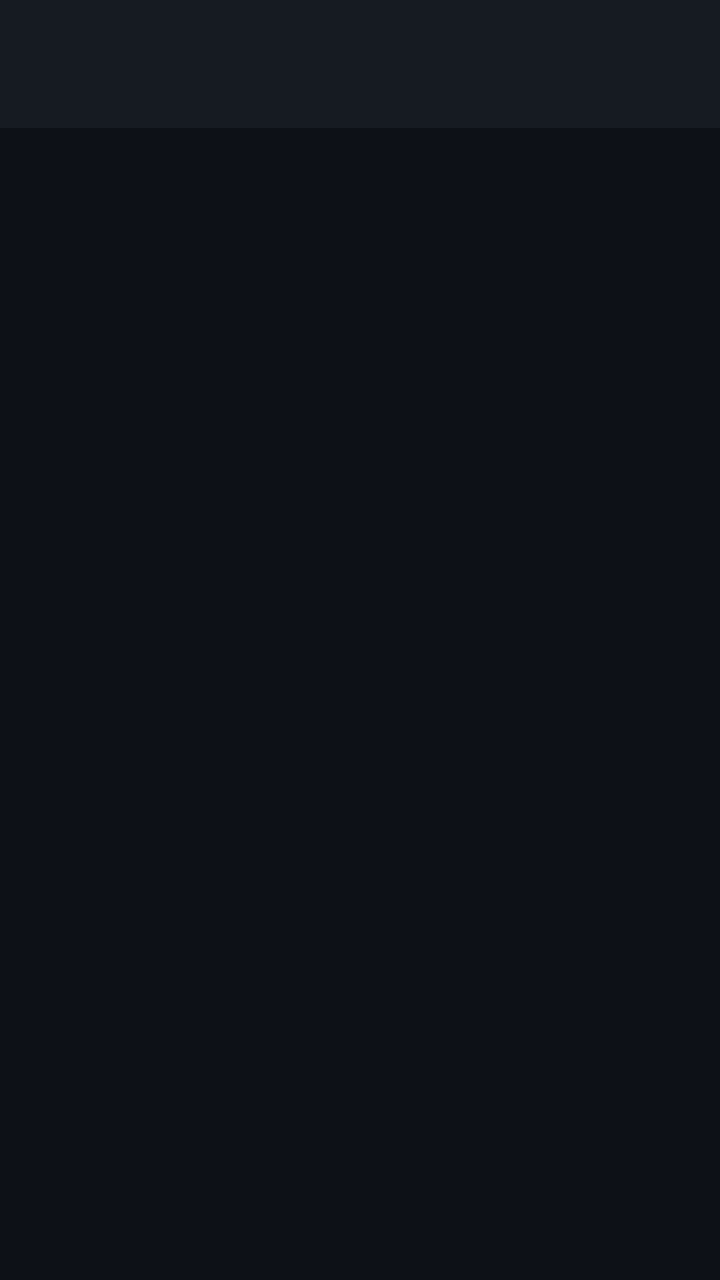
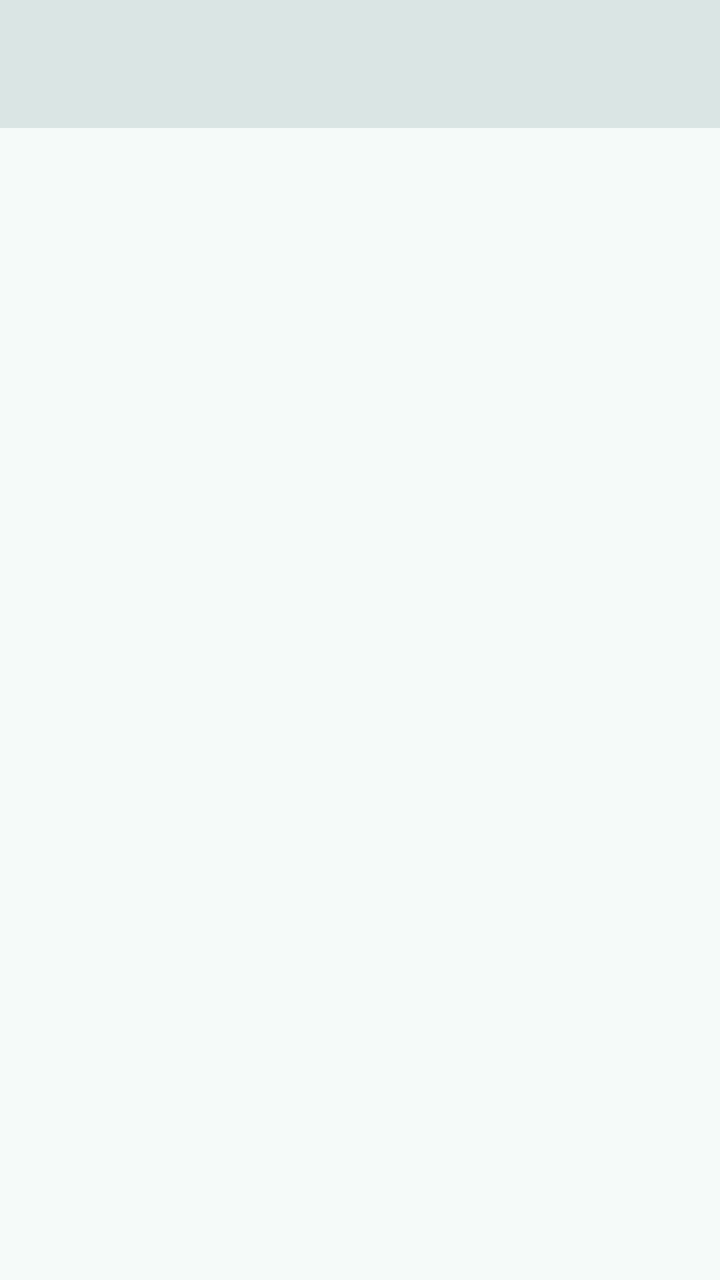

Screens rendered from an Android XML layout before and after an edit, with the pre-edit source and the edit as a unified diff.
<!-- AndroidManifest.xml: application theme Theme.TRACE -->
<!-- res/layout/activity_sessions.xml -->
<?xml version="1.0" encoding="utf-8"?>
<LinearLayout xmlns:android="http://schemas.android.com/apk/res/android"
    xmlns:app="http://schemas.android.com/apk/res-auto"
    android:layout_width="match_parent"
    android:layout_height="match_parent"
    android:orientation="vertical"
    android:background="?attr/colorSurface">

    <com.google.android.material.appbar.MaterialToolbar
        android:id="@+id/toolbar"
        android:layout_width="match_parent"
        android:layout_height="?attr/actionBarSize"
        android:background="?attr/colorSurfaceVariant"
        app:titleTextColor="?attr/colorPrimary"
        app:navigationIconTint="?attr/colorPrimary" />

    <TextView
        android:id="@+id/tvEmpty"
        android:layout_width="match_parent"
        android:layout_height="match_parent"
        android:gravity="center"
        android:visibility="gone"
        android:textColor="?attr/colorOnSurfaceVariant"
        android:textSize="14sp"
        android:lineSpacingExtra="4dp"
        android:text="No sessions yet.\n\nArm a recording from the dashboard —\nevery session you record will appear here." />

    <androidx.recyclerview.widget.RecyclerView
        android:id="@+id/recyclerSessions"
        android:layout_width="match_parent"
        android:layout_height="match_parent"
        android:clipToPadding="false"
        android:paddingBottom="8dp" />

</LinearLayout>
<!-- resources referenced by this layout -->
<resources>
  <style name="Theme.TRACE" parent="Theme.Material3.Dark.NoActionBar">
  
          
          <item name="colorPrimary">@color/trace_primary</item>
          <item name="colorOnPrimary">@color/trace_on_primary</item>
          <item name="colorPrimaryContainer">@color/trace_primary_container</item>
          <item name="colorOnPrimaryContainer">@color/trace_on_primary_container</item>
          <item name="colorSecondary">@color/trace_secondary</item>
          <item name="colorOnSecondary">@color/trace_on_secondary</item>
          <item name="colorSecondaryContainer">@color/trace_secondary_container</item>
          <item name="colorOnSecondaryContainer">@color/trace_on_secondary_container</item>
          <item name="colorTertiary">@color/trace_tertiary</item>
          <item name="colorOnTertiary">@color/trace_on_tertiary</item>
          <item name="colorTertiaryContainer">@color/trace_tertiary_container</item>
          <item name="colorOnTertiaryContainer">@color/trace_on_tertiary_container</item>
          <item name="colorError">@color/trace_error</item>
          <item name="colorOnError">@color/trace_on_error</item>
          <item name="colorErrorContainer">@color/trace_error_container</item>
          <item name="colorOnErrorContainer">@color/trace_on_error_container</item>
  
          
          <item name="colorSurface">@color/trace_surface</item>
          <item name="colorOnSurface">@color/trace_on_surface</item>
          <item name="colorSurfaceVariant">@color/trace_surface_variant</item>
          <item name="colorOnSurfaceVariant">@color/trace_on_surface_variant</item>
          <item name="colorSurfaceInverse">@color/trace_inverse_surface</item>
          <item name="colorOnSurfaceInverse">@color/trace_inverse_on_surface</item>
          <item name="colorPrimaryInverse">@color/trace_inverse_primary</item>
          <item name="colorOutline">@color/trace_outline</item>
          <item name="colorOutlineVariant">@color/trace_outline_variant</item>
          <item name="colorOnBackground">@color/trace_on_surface</item>
          <item name="android:colorBackground">@color/trace_surface</item>
          <item name="android:windowBackground">@color/trace_surface</item>
          <item name="android:statusBarColor">@color/trace_surface</item>
          <item name="android:navigationBarColor">@color/trace_surface</item>
      </style>
  <color name="trace_primary">#00E676</color>
  <color name="trace_on_primary">#000000</color>
  <color name="trace_primary_container">#00401F</color>
  <color name="trace_on_primary_container">#6CFFA5</color>
  <color name="trace_secondary">#58A6FF</color>
  <color name="trace_on_secondary">#001B33</color>
  <color name="trace_secondary_container">#12314C</color>
  <color name="trace_on_secondary_container">#CFE4FF</color>
  <color name="trace_tertiary">#FFD600</color>
  <color name="trace_on_tertiary">#2A2100</color>
  <color name="trace_tertiary_container">#4A3D00</color>
  <color name="trace_on_tertiary_container">#FFE680</color>
  <color name="trace_error">#F85149</color>
  <color name="trace_on_error">#000000</color>
  <color name="trace_error_container">#7A1D19</color>
  <color name="trace_on_error_container">#FFDAD6</color>
  <color name="trace_surface">#0D1117</color>
  <color name="trace_on_surface">#E6EDF3</color>
  <color name="trace_surface_variant">#161B22</color>
  <color name="trace_on_surface_variant">#8B949E</color>
  <color name="trace_inverse_surface">#E6EDF3</color>
  <color name="trace_inverse_on_surface">#161B22</color>
  <color name="trace_inverse_primary">#00C853</color>
  <color name="trace_outline">#30363D</color>
  <color name="trace_outline_variant">#21262D</color>
</resources>

<!-- the commit's change to res/layout/activity_sessions.xml (unified diff, before → after) -->
@@ -11,19 +11,47 @@
         android:layout_width="match_parent"
         android:layout_height="?attr/actionBarSize"
         android:background="?attr/colorSurfaceVariant"
-        app:titleTextColor="?attr/colorPrimary"
-        app:navigationIconTint="?attr/colorPrimary" />
+        app:titleTextColor="?attr/colorOnSurface"
+        app:navigationIconTint="?attr/colorOnSurface" />
 
-    <TextView
-        android:id="@+id/tvEmpty"
+    <com.google.android.material.progressindicator.LinearProgressIndicator
+        android:id="@+id/progressBar"
+        android:layout_width="match_parent"
+        android:layout_height="wrap_content"
+        android:visibility="gone"
+        android:indeterminate="true"
+        app:trackThickness="3dp"
+        app:indicatorColor="?attr/colorPrimary" />
+
+    <LinearLayout
+        android:id="@+id/emptyState"
         android:layout_width="match_parent"
         android:layout_height="match_parent"
         android:gravity="center"
+        android:orientation="vertical"
         android:visibility="gone"
-        android:textColor="?attr/colorOnSurfaceVariant"
-        android:textSize="14sp"
-        android:lineSpacingExtra="4dp"
-        android:text="No sessions yet.\n\nArm a recording from the dashboard —\nevery session you record will appear here." />
+        android:padding="32dp">
+
+        <TextView
+            android:layout_width="wrap_content"
+            android:layout_height="wrap_content"
+            android:layout_marginTop="16dp"
+            android:text="No sessions yet"
+            android:textColor="?attr/colorOnSurface"
+            android:textSize="18sp"
+            android:textStyle="bold" />
+
+        <TextView
+            android:layout_width="wrap_content"
+            android:layout_height="wrap_content"
+            android:layout_marginTop="4dp"
+            android:textColor="?attr/colorOnSurfaceVariant"
+            android:textSize="14sp"
+            android:gravity="center"
+            android:lineSpacingExtra="3dp"
+            android:text="Start recording from the dashboard.\nSessions appear here once they're saved." />
+
+    </LinearLayout>
 
     <androidx.recyclerview.widget.RecyclerView
         android:id="@+id/recyclerSessions"
<!-- resource entries referenced after the edit -->
@@ -1,65 +1,62 @@
 <!-- resources referenced by this layout -->
 <resources>
-  <style name="Theme.TRACE" parent="Theme.Material3.Dark.NoActionBar">
-  
+  <style name="Theme.TRACE" parent="Theme.Material3.DayNight.NoActionBar">
           
-          <item name="colorPrimary">@color/trace_primary</item>
-          <item name="colorOnPrimary">@color/trace_on_primary</item>
-          <item name="colorPrimaryContainer">@color/trace_primary_container</item>
-          <item name="colorOnPrimaryContainer">@color/trace_on_primary_container</item>
-          <item name="colorSecondary">@color/trace_secondary</item>
-          <item name="colorOnSecondary">@color/trace_on_secondary</item>
-          <item name="colorSecondaryContainer">@color/trace_secondary_container</item>
-          <item name="colorOnSecondaryContainer">@color/trace_on_secondary_container</item>
-          <item name="colorTertiary">@color/trace_tertiary</item>
-          <item name="colorOnTertiary">@color/trace_on_tertiary</item>
-          <item name="colorTertiaryContainer">@color/trace_tertiary_container</item>
-          <item name="colorOnTertiaryContainer">@color/trace_on_tertiary_container</item>
-          <item name="colorError">@color/trace_error</item>
-          <item name="colorOnError">@color/trace_on_error</item>
-          <item name="colorErrorContainer">@color/trace_error_container</item>
-          <item name="colorOnErrorContainer">@color/trace_on_error_container</item>
-  
-          
-          <item name="colorSurface">@color/trace_surface</item>
-          <item name="colorOnSurface">@color/trace_on_surface</item>
-          <item name="colorSurfaceVariant">@color/trace_surface_variant</item>
-          <item name="colorOnSurfaceVariant">@color/trace_on_surface_variant</item>
-          <item name="colorSurfaceInverse">@color/trace_inverse_surface</item>
-          <item name="colorOnSurfaceInverse">@color/trace_inverse_on_surface</item>
-          <item name="colorPrimaryInverse">@color/trace_inverse_primary</item>
-          <item name="colorOutline">@color/trace_outline</item>
-          <item name="colorOutlineVariant">@color/trace_outline_variant</item>
-          <item name="colorOnBackground">@color/trace_on_surface</item>
-          <item name="android:colorBackground">@color/trace_surface</item>
-          <item name="android:windowBackground">@color/trace_surface</item>
-          <item name="android:statusBarColor">@color/trace_surface</item>
-          <item name="android:navigationBarColor">@color/trace_surface</item>
+          <item name="colorPrimary">@color/light_primary</item>
+          <item name="colorOnPrimary">@color/light_on_primary</item>
+          <item name="colorPrimaryContainer">@color/light_primary_container</item>
+          <item name="colorOnPrimaryContainer">@color/light_on_primary_container</item>
+          <item name="colorSecondary">@color/light_secondary</item>
+          <item name="colorOnSecondary">@color/light_on_secondary</item>
+          <item name="colorSecondaryContainer">@color/light_secondary_container</item>
+          <item name="colorOnSecondaryContainer">@color/light_on_secondary_container</item>
+          <item name="colorTertiary">@color/light_tertiary</item>
+          <item name="colorOnTertiary">@color/light_on_tertiary</item>
+          <item name="colorTertiaryContainer">@color/light_tertiary_container</item>
+          <item name="colorOnTertiaryContainer">@color/light_on_tertiary_container</item>
+          <item name="colorError">@color/light_error</item>
+          <item name="colorOnError">@color/light_on_error</item>
+          <item name="colorErrorContainer">@color/light_error_container</item>
+          <item name="colorOnErrorContainer">@color/light_on_error_container</item>
+          <item name="colorSurface">@color/light_surface</item>
+          <item name="colorOnSurface">@color/light_on_surface</item>
+          <item name="colorSurfaceVariant">@color/light_surface_variant</item>
+          <item name="colorOnSurfaceVariant">@color/light_on_surface_variant</item>
+          <item name="colorSurfaceInverse">@color/light_inverse_surface</item>
+          <item name="colorOnSurfaceInverse">@color/light_inverse_on_surface</item>
+          <item name="colorPrimaryInverse">@color/light_inverse_primary</item>
+          <item name="colorOutline">@color/light_outline</item>
+          <item name="colorOutlineVariant">@color/light_outline_variant</item>
+          <item name="android:colorBackground">@color/light_surface</item>
+          <item name="android:windowBackground">@color/light_surface</item>
+          <item name="android:statusBarColor">@color/light_surface_container</item>
+          <item name="android:navigationBarColor">@color/light_surface_container</item>
       </style>
-  <color name="trace_primary">#00E676</color>
-  <color name="trace_on_primary">#000000</color>
-  <color name="trace_primary_container">#00401F</color>
-  <color name="trace_on_primary_container">#6CFFA5</color>
-  <color name="trace_secondary">#58A6FF</color>
-  <color name="trace_on_secondary">#001B33</color>
-  <color name="trace_secondary_container">#12314C</color>
-  <color name="trace_on_secondary_container">#CFE4FF</color>
-  <color name="trace_tertiary">#FFD600</color>
-  <color name="trace_on_tertiary">#2A2100</color>
-  <color name="trace_tertiary_container">#4A3D00</color>
-  <color name="trace_on_tertiary_container">#FFE680</color>
-  <color name="trace_error">#F85149</color>
-  <color name="trace_on_error">#000000</color>
-  <color name="trace_error_container">#7A1D19</color>
-  <color name="trace_on_error_container">#FFDAD6</color>
-  <color name="trace_surface">#0D1117</color>
-  <color name="trace_on_surface">#E6EDF3</color>
-  <color name="trace_surface_variant">#161B22</color>
-  <color name="trace_on_surface_variant">#8B949E</color>
-  <color name="trace_inverse_surface">#E6EDF3</color>
-  <color name="trace_inverse_on_surface">#161B22</color>
-  <color name="trace_inverse_primary">#00C853</color>
-  <color name="trace_outline">#30363D</color>
-  <color name="trace_outline_variant">#21262D</color>
+  <color name="light_primary">#006D6D</color>
+  <color name="light_on_primary">#FFFFFF</color>
+  <color name="light_primary_container">#6FF7F6</color>
+  <color name="light_on_primary_container">#002020</color>
+  <color name="light_secondary">#4A6363</color>
+  <color name="light_on_secondary">#FFFFFF</color>
+  <color name="light_secondary_container">#CCE8E8</color>
+  <color name="light_on_secondary_container">#051F1F</color>
+  <color name="light_tertiary">#4D5F71</color>
+  <color name="light_on_tertiary">#FFFFFF</color>
+  <color name="light_tertiary_container">#D1E4F9</color>
+  <color name="light_on_tertiary_container">#081C2B</color>
+  <color name="light_error">#BA1A1A</color>
+  <color name="light_on_error">#FFFFFF</color>
+  <color name="light_error_container">#FFDAD6</color>
+  <color name="light_on_error_container">#410002</color>
+  <color name="light_surface">#F5FAF9</color>
+  <color name="light_on_surface">#191C1C</color>
+  <color name="light_surface_variant">#DAE5E4</color>
+  <color name="light_on_surface_variant">#3F4948</color>
+  <color name="light_inverse_surface">#2D3131</color>
+  <color name="light_inverse_on_surface">#EFF4F3</color>
+  <color name="light_inverse_primary">#4FDADA</color>
+  <color name="light_outline">#6F7979</color>
+  <color name="light_outline_variant">#BEC9C8</color>
+  <color name="light_surface_container">#E9EFEE</color>
 </resources>
 
